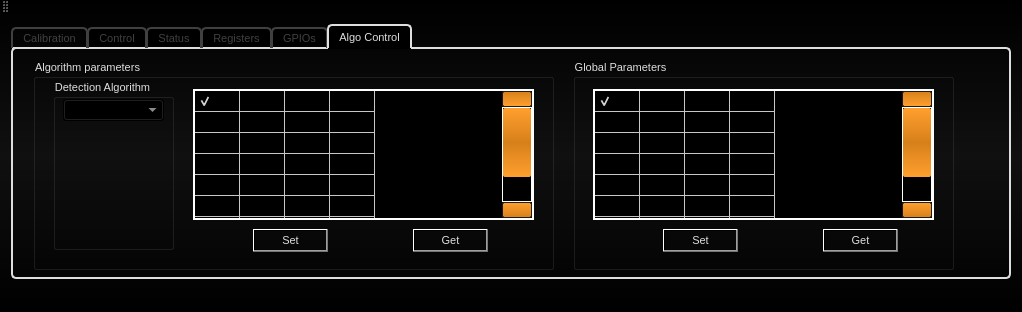
Before: the Qt Designer form src/AWLQtDemo/awlqtdemo.ui in samanwaya-jena/EVAL-ADAL6110-16-GUI, drawn with Qt 5.
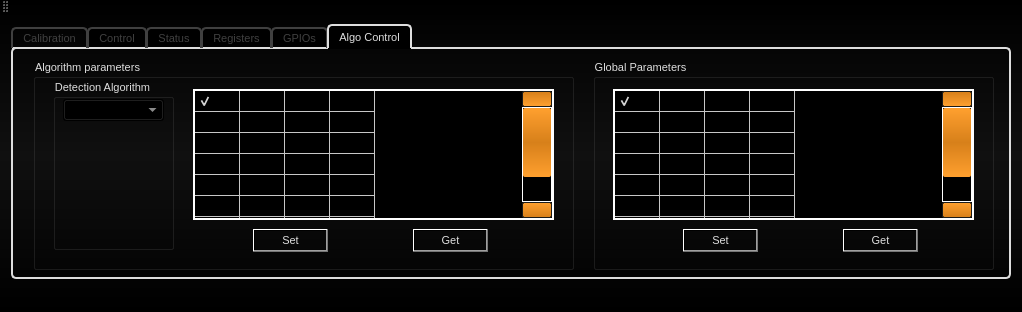
After: the same form once the commit is applied. The open tabs and pages were chosen to show the change. Icons and pictures are not drawn.

Commit message: Some Graphical elements widened for better display of values.

```diff
--- a/src/AWLQtDemo/awlqtdemo.ui
+++ b/src/AWLQtDemo/awlqtdemo.ui
@@ -953,7 +953,7 @@
 /* Customize spin boxes. */
 
 QSpinBox { 
-    padding-right: 15px;
+    padding-right: 5px;
 }
 
 QSpinBox::up-button {
@@ -996,7 +996,7 @@
 /* Customize double spin boxes. */
 
 QAbstractSpinBox { 
-    padding-right: 15px;
+    padding-right: 5px;
 
 }
 
@@ -4193,7 +4193,7 @@
            <rect>
             <x>20</x>
             <y>10</y>
-            <width>521</width>
+            <width>541</width>
             <height>211</height>
            </rect>
           </property>
@@ -4246,7 +4246,7 @@
             <rect>
              <x>160</x>
              <y>30</y>
-             <width>341</width>
+             <width>361</width>
              <height>131</height>
             </rect>
            </property>
@@ -4399,9 +4399,9 @@
          <widget class="QGroupBox" name="globalParametersGroupBox">
           <property name="geometry">
            <rect>
-            <x>560</x>
+            <x>580</x>
             <y>10</y>
-            <width>381</width>
+            <width>401</width>
             <height>211</height>
            </rect>
           </property>
@@ -4428,7 +4428,7 @@
             <rect>
              <x>20</x>
              <y>30</y>
-             <width>341</width>
+             <width>361</width>
              <height>131</height>
             </rect>
            </property>
```
